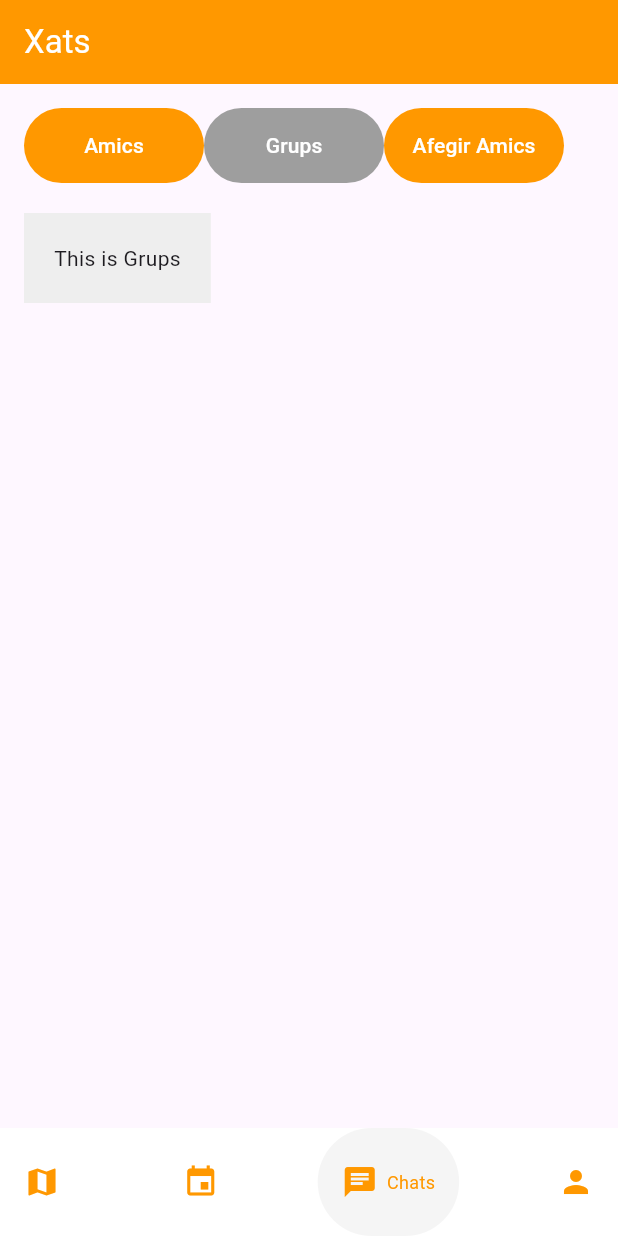
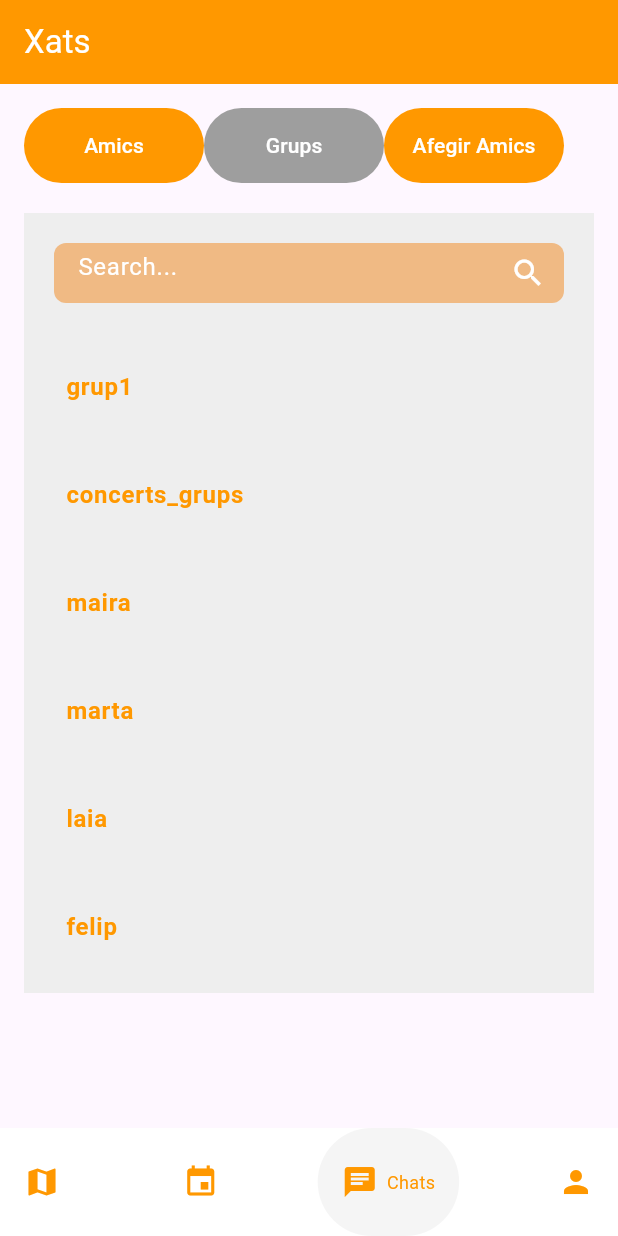
Before and after one commit to pes2324q2-gei-upc/CulturApp, a Flutter app: the Xats screen opened directly with empty values, scrolled down 84 dp, after a tap on "Grups", on a phone screen of 412 x 824 dp. Run offline on Flutter 3.47's test engine with Material 3 defaults, Android fonts, the phone set to English and light mode, and no system bars; drawn by our look-alikes of google_nav_bar; our stand-ins replace cloud_firestore, firebase_auth, firebase_core, google_maps_flutter, hive, multi_select_flutter and 1 more; accounts and stored records are empty; network calls fail; statements that could not run were skipped.

Commit message:
vista parcial grups com entrega anterior feta

```diff
--- /dev/null
+++ b/culturapp/lib/presentacio/screens/grups.dart
@@ -0,0 +1,88 @@
+import "package:flutter/cupertino.dart";
+import "package:flutter/material.dart";
+import "package:flutter/widgets.dart";
+
+class Grups extends StatefulWidget {
+  @override
+  State<Grups> createState() => _GrupsState();
+}
+
+class _GrupsState extends State<Grups> {
+  static List<String> llista_grups = [
+    'grup1',
+    'concerts_grups',
+    'maira',
+    'marta',
+    'laia',
+    'felip',
+    'marc'
+  ]; //eventualment substituir-ho per crida a backend o el q sigui
+
+  List<String> display_list = List.from(llista_grups);
+
+  String value = '';
+
+  void updateList(String value) {
+    //funcio on es filtrarà la nostra llista
+    setState(
+      () {
+        display_list = llista_grups
+            .where((element) =>
+                element.toLowerCase().contains(value.toLowerCase()))
+            .toList();
+      },
+    );
+  }
+
+  @override
+  Widget build(BuildContext context) {
+    return Column(children: [
+      _buildCercador(),
+      const SizedBox(
+        height: 20.0,
+      ),
+      SizedBox(
+        height: 420.0,
+        child: ListView.builder(
+          itemCount: display_list.length,
+          itemBuilder: (context, index) => ListTile(
+              //una vegada tingui mes info del model
+              //dels perfils lo seu seria canviar-ho
+              contentPadding: EdgeInsets.all(8.0),
+              title: Text(display_list[index],
+                  style: const TextStyle(
+                    color: Colors.orange,
+                    fontWeight: FontWeight.bold,
+                  ))),
+        ),
+      )
+    ]);
+  }
+
+  Widget _buildCercador() {
+    return SizedBox(
+        height: 40.0,
+        child: TextField(
+          onChanged: (value) => updateList(value),
+          cursorColor: Colors.white,
+          cursorHeight: 20,
+          style: const TextStyle(
+            color: Colors.white,
+          ),
+          decoration: InputDecoration(
+            filled: true,
+            fillColor: const Color.fromRGBO(240, 186, 132, 1),
+            border: OutlineInputBorder(
+              borderRadius: BorderRadius.circular(8.0),
+              borderSide: BorderSide.none,
+            ),
+            hintText: "Search...",
+            hintStyle: const TextStyle(
+              color: Colors.white,
+            ),
+            suffixIcon: const Icon(Icons.search),
+            suffixIconColor: Colors.white,
+          ),
+        ));
+  }
+}
--- a/culturapp/lib/presentacio/screens/xats.dart
+++ b/culturapp/lib/presentacio/screens/xats.dart
@@ -1,7 +1,7 @@
-//import "package:culturapp/presentacio/routes/routes.dart";
 import "package:culturapp/presentacio/controlador_presentacio.dart";
 import "package:culturapp/presentacio/screens/afegir_amics.dart";
 import "package:culturapp/presentacio/screens/amics.dart";
+import "package:culturapp/presentacio/screens/grups.dart";
 import "package:culturapp/widgetsUtils/bnav_bar.dart";
 import "package:flutter/material.dart";
 import "package:google_nav_bar/google_nav_bar.dart";
@@ -29,7 +29,7 @@ class _Xats extends State<Xats> {
     });
   }
 
-    void _onTabChange(int index) {
+  void _onTabChange(int index) {
     setState(() {
       _selectedIndex = index;
     });
@@ -39,13 +39,13 @@ class _Xats extends State<Xats> {
         _controladorPresentacion.mostrarMapa(context);
         break;
       case 1:
-          _controladorPresentacion.mostrarActividadesUser(context);
+        _controladorPresentacion.mostrarActividadesUser(context);
         break;
       case 2:
-         _controladorPresentacion.mostrarXats(context);
+        _controladorPresentacion.mostrarXats(context);
         break;
       case 3:
-          _controladorPresentacion.mostrarPerfil(context);
+        _controladorPresentacion.mostrarPerfil(context);
         break;
       default:
         break;
@@ -162,10 +162,3 @@ class _Xats extends State<Xats> {
     );
   }
 }
-
-class Grups extends StatelessWidget {
-  @override
-  Widget build(BuildContext context) {
-    return Text('This is Grups');
-  }
-}
```
